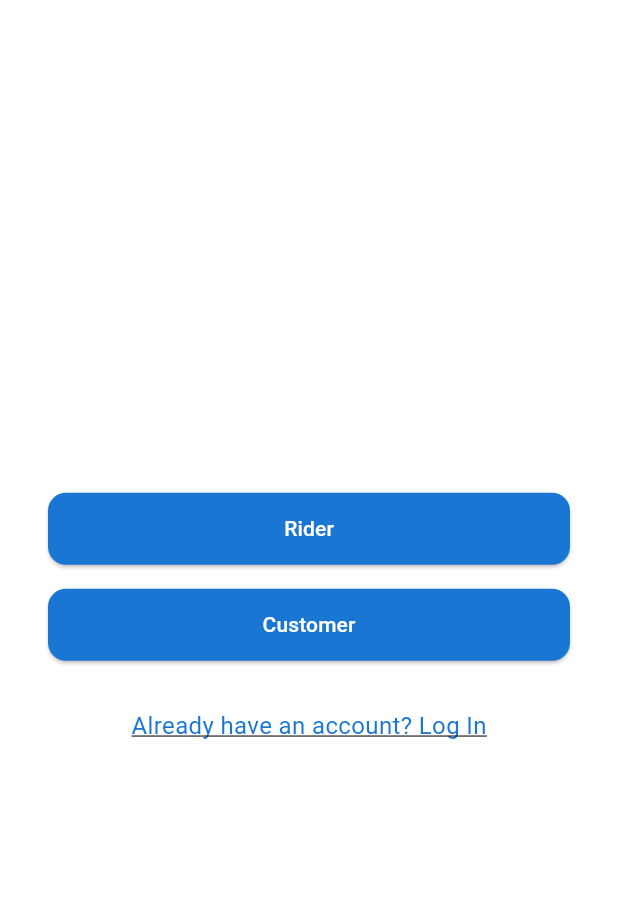
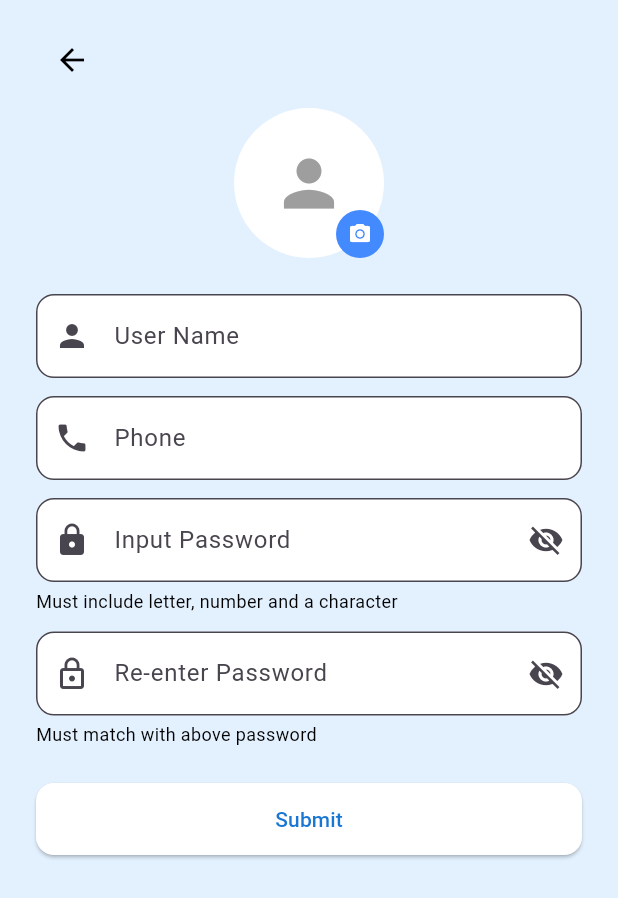
Before and after one commit to MunbodPRGRM/Delivery-app, a Flutter app: the RoleSelectionScreen screen opened directly, after a tap on "Rider", on a phone screen of 412 x 824 dp. Shown: the top 898 px of the screen. Run offline on Flutter 3.47's test engine with Material 3 defaults, Android fonts, the phone set to English and light mode, and no system bars.

Commit message:
เพิ่มหน้า register.dart และทำให้หน้า selectedrole.dart สามารถเรียกใช้งานได้

```diff
--- /dev/null
+++ b/lib/pages/auth/register.dart
@@ -0,0 +1,179 @@
+import 'package:delivery_app/pages/auth/login.dart';
+import 'package:flutter/material.dart';
+
+class RegisterScreen extends StatefulWidget {
+  final String role; // 'Rider' หรือ 'Customer'
+
+  const RegisterScreen({super.key, required this.role});
+
+  @override
+  State<RegisterScreen> createState() => _RegisterScreenState();
+}
+
+class _RegisterScreenState extends State<RegisterScreen> {
+  bool _obscurePassword = true;
+  bool _obscureConfirmPassword = true;
+
+  @override
+  Widget build(BuildContext context) {
+    return Scaffold(
+      backgroundColor: const Color.fromARGB(255, 227, 241, 255),
+      body: SafeArea(
+        child: SingleChildScrollView(
+          padding: const EdgeInsets.symmetric(horizontal: 24.0, vertical: 16),
+          child: Column(
+            crossAxisAlignment: CrossAxisAlignment.start,
+            children: [
+              // ปุ่ม Back
+              IconButton(
+                icon: Icon(Icons.arrow_back, color: Colors.black),
+                onPressed: () => Navigator.pop(context),
+              ),
+              SizedBox(height: 8),
+
+              // รูปโปรไฟล์
+              Center(
+                child: Stack(
+                  children: [
+                    CircleAvatar(
+                      radius: 50,
+                      backgroundColor: Colors.white,
+                      child: Icon(Icons.person, size: 50, color: Colors.grey),
+                    ),
+                    Positioned(
+                      bottom: 0,
+                      right: 0,
+                      child: CircleAvatar(
+                        radius: 16,
+                        backgroundColor: Colors.blueAccent,
+                        child: Icon(
+                          Icons.camera_alt,
+                          size: 16,
+                          color: Colors.white,
+                        ),
+                      ),
+                    ),
+                  ],
+                ),
+              ),
+              SizedBox(height: 24),
+
+              // ชื่อผู้ใช้
+              _buildInputField(Icons.person, 'User Name'),
+              SizedBox(height: 12),
+
+              // เบอร์โทร
+              _buildInputField(Icons.phone, 'Phone'),
+              SizedBox(height: 12),
+
+              // ที่อยู่
+              // ที่อยู่ (เฉพาะ Customer เท่านั้น)
+              if (widget.role == 'Customer') ...[
+                _buildInputField(Icons.home, 'Address'),
+                SizedBox(height: 12),
+              ],
+
+              // รหัสผ่าน
+              TextField(
+                obscureText: _obscurePassword,
+                decoration: InputDecoration(
+                  filled: true,
+                  fillColor: Colors.white,
+                  prefixIcon: Icon(Icons.lock),
+                  hintText: 'Input Password',
+                  border: OutlineInputBorder(
+                    borderRadius: BorderRadius.circular(12),
+                  ),
+                  suffixIcon: IconButton(
+                    icon: Icon(
+                      _obscurePassword
+                          ? Icons.visibility_off
+                          : Icons.visibility,
+                    ),
+                    onPressed:
+                        () => setState(
+                          () => _obscurePassword = !_obscurePassword,
+                        ),
+                  ),
+                ),
+              ),
+              SizedBox(height: 4),
+              Text(
+                'Must include letter, number and a character',
+                style: TextStyle(color: Colors.black, fontSize: 12),
+              ),
+              SizedBox(height: 12),
+
+              // ยืนยันรหัสผ่าน
+              TextField(
+                obscureText: _obscureConfirmPassword,
+                decoration: InputDecoration(
+                  filled: true,
+                  fillColor: Colors.white,
+                  prefixIcon: Icon(Icons.lock_outline),
+                  hintText: 'Re-enter Password',
+                  border: OutlineInputBorder(
+                    borderRadius: BorderRadius.circular(12),
+                  ),
+                  suffixIcon: IconButton(
+                    icon: Icon(
+                      _obscureConfirmPassword
+                          ? Icons.visibility_off
+                          : Icons.visibility,
+                    ),
+                    onPressed:
+                        () => setState(
+                          () =>
+                              _obscureConfirmPassword =
+                                  !_obscureConfirmPassword,
+                        ),
+                  ),
+                ),
+              ),
+              SizedBox(height: 4),
+              Text(
+                'Must match with above password',
+                style: TextStyle(color: Colors.black, fontSize: 12),
+              ),
+              SizedBox(height: 24),
+
+              // ปุ่ม Submit
+              SizedBox(
+                width: double.infinity,
+                child: ElevatedButton(
+                  style: ElevatedButton.styleFrom(
+                    backgroundColor: Colors.white,
+                    foregroundColor: Colors.blue[700],
+                    padding: EdgeInsets.symmetric(vertical: 14),
+                    shape: RoundedRectangleBorder(
+                      borderRadius: BorderRadius.circular(12),
+                    ),
+                  ),
+                  onPressed: () {
+                    Navigator.pushReplacement(
+                      context,
+                      MaterialPageRoute(builder: (context) => LoginScreen()),
+                    );
+                  },
+                  child: Text('Submit'),
+                ),
+              ),
+            ],
+          ),
+        ),
+      ),
+    );
+  }
+
+  Widget _buildInputField(IconData icon, String hint) {
+    return TextField(
+      decoration: InputDecoration(
+        filled: true,
+        fillColor: Colors.white,
+        prefixIcon: Icon(icon),
+        hintText: hint,
+        border: OutlineInputBorder(borderRadius: BorderRadius.circular(12)),
+      ),
+    );
+  }
+}
--- a/lib/pages/auth/selectedrole.dart
+++ b/lib/pages/auth/selectedrole.dart
@@ -1,4 +1,5 @@
 import 'package:delivery_app/pages/auth/login.dart';
+import 'package:delivery_app/pages/auth/register.dart';
 import 'package:flutter/material.dart';
 
 class RoleSelectionScreen extends StatefulWidget {
@@ -10,12 +11,14 @@ class RoleSelectionScreen extends StatefulWidget {
 
 class _RoleSelectionScreenState extends State<RoleSelectionScreen> {
   void navigateToRegister(BuildContext context, String role) {
-    // Navigator.push(
-    //   context,
-    //   MaterialPageRoute(
-    //     builder: (context) => RegisterScreen(role: role), // ส่ง role ไปด้วยถ้าต้องการ
-    //   ),
-    // );
+    Navigator.push(
+      context,
+      MaterialPageRoute(
+        builder:
+            (context) =>
+                RegisterScreen(role: role), // ส่ง role ไปด้วยถ้าต้องการ
+      ),
+    );
   }
 
   void navigateToLogin(BuildContext context) {
```
